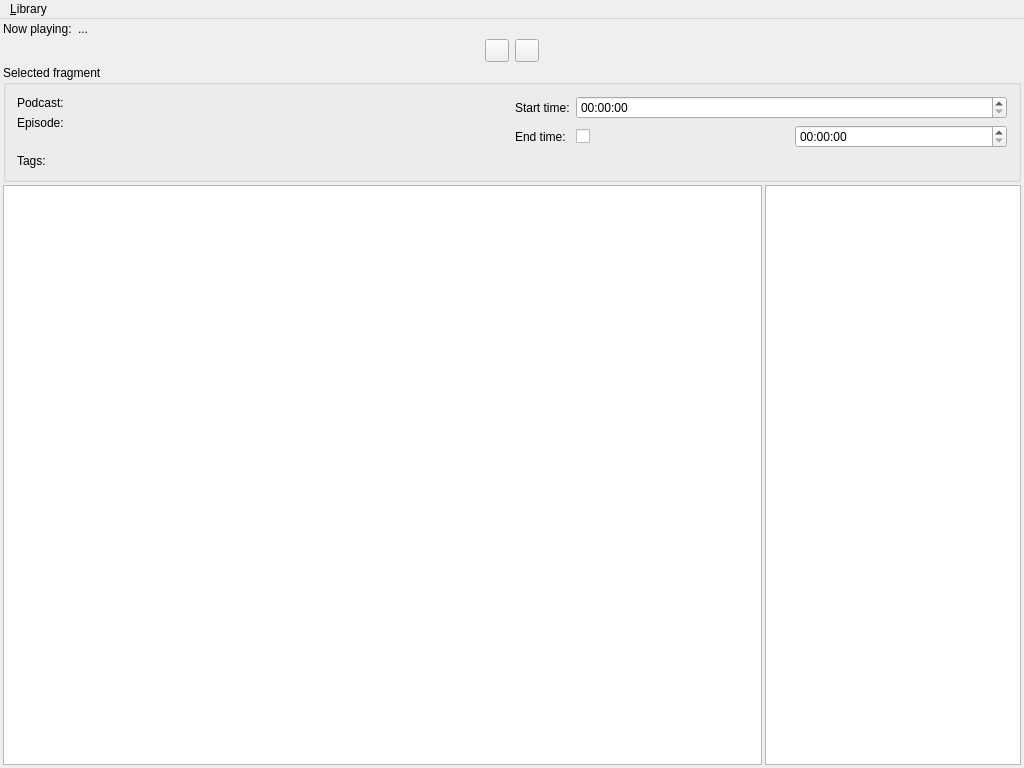
First picture: the form in prototype1/slicepod-proto1/gui/mainwindow.ui, repository kliput/slicepod, before the edit.
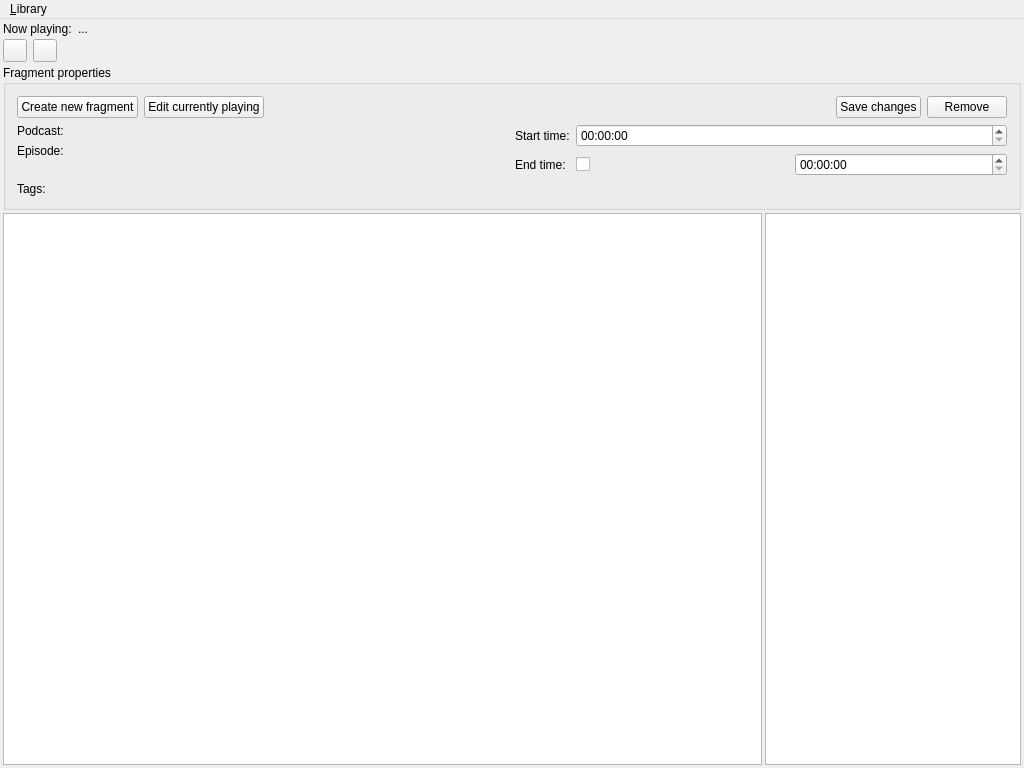
Second picture: the form after the edit. Icons and pictures are not drawn. Custom widgets are drawn as their Qt base class.

Commit message: Improvements for episosode's titles resolving (specific for Irish and Celtic Music Podcast); improvements in Library view

The edit to the form file:
```diff
--- a/prototype1/slicepod-proto1/gui/mainwindow.ui
+++ b/prototype1/slicepod-proto1/gui/mainwindow.ui
@@ -71,9 +71,6 @@
             <normaloff/>
            </iconset>
           </property>
-          <property name="autoRaise">
-           <bool>false</bool>
-          </property>
          </widget>
         </item>
         <item>
@@ -86,6 +83,9 @@
           </property>
          </widget>
         </item>
+        <item>
+         <widget class="PositionWidget" name="positionWidget" native="true"/>
+        </item>
        </layout>
       </item>
      </layout>
@@ -93,49 +93,10 @@
     <item>
      <widget class="QGroupBox" name="selectedFragmentBox">
       <property name="title">
-       <string>Selected fragment</string>
+       <string>Fragment properties</string>
       </property>
       <layout class="QGridLayout" name="gridLayout">
-       <item row="1" column="0">
-        <layout class="QFormLayout" name="formLayout">
-         <item row="0" column="0">
-          <widget class="QLabel" name="selectedPodcastStaticLabel">
-           <property name="text">
-            <string>Podcast:</string>
-           </property>
-          </widget>
-         </item>
-         <item row="0" column="1">
-          <widget class="QLabel" name="selectedPodcastLabel">
-           <property name="text">
-            <string>&lt;not selected&gt;</string>
-           </property>
-          </widget>
-         </item>
-         <item row="1" column="0">
-          <widget class="QLabel" name="selectedEpisodeStaticLabel">
-           <property name="text">
-            <string>Episode:</string>
-           </property>
-          </widget>
-         </item>
-         <item row="1" column="1">
-          <widget class="QLabel" name="selectedEpisodeLabel">
-           <property name="text">
-            <string>&lt;not selected&gt;</string>
-           </property>
-          </widget>
-         </item>
-        </layout>
-       </item>
-       <item row="2" column="0">
-        <widget class="QLabel" name="selectedTagsStaticLabel">
-         <property name="text">
-          <string>Tags:</string>
-         </property>
-        </widget>
-       </item>
-       <item row="1" column="1">
+       <item row="2" column="1">
         <layout class="QFormLayout" name="timesLayout">
          <item row="0" column="0">
           <widget class="QLabel" name="startTimeLabel">
@@ -178,6 +139,128 @@
          </item>
         </layout>
        </item>
+       <item row="2" column="0">
+        <layout class="QFormLayout" name="selectedLeftformLayout">
+         <property name="fieldGrowthPolicy">
+          <enum>QFormLayout::AllNonFixedFieldsGrow</enum>
+         </property>
+         <item row="0" column="0">
+          <widget class="QLabel" name="selectedPodcastStaticLabel">
+           <property name="text">
+            <string>Podcast:</string>
+           </property>
+          </widget>
+         </item>
+         <item row="0" column="1">
+          <widget class="QLabel" name="selectedPodcastLabel">
+           <property name="text">
+            <string>&lt;not selected&gt;</string>
+           </property>
+          </widget>
+         </item>
+         <item row="1" column="0">
+          <widget class="QLabel" name="selectedEpisodeStaticLabel">
+           <property name="text">
+            <string>Episode:</string>
+           </property>
+          </widget>
+         </item>
+         <item row="1" column="1">
+          <widget class="QLabel" name="selectedEpisodeLabel">
+           <property name="text">
+            <string>&lt;not selected&gt;</string>
+           </property>
+          </widget>
+         </item>
+        </layout>
+       </item>
+       <item row="0" column="0" colspan="2">
+        <layout class="QHBoxLayout" name="horizontalLayout_3">
+         <item>
+          <widget class="QPushButton" name="createFragmentButton">
+           <property name="sizePolicy">
+            <sizepolicy hsizetype="Fixed" vsizetype="Fixed">
+             <horstretch>0</horstretch>
+             <verstretch>0</verstretch>
+            </sizepolicy>
+           </property>
+           <property name="toolTip">
+            <string>Create new fragment in </string>
+           </property>
+           <property name="text">
+            <string>Create new fragment</string>
+           </property>
+           <property name="icon">
+            <iconset theme="list-add">
+             <normaloff/>
+            </iconset>
+           </property>
+          </widget>
+         </item>
+         <item>
+          <widget class="QPushButton" name="editCurrentlyPlayingButton">
+           <property name="sizePolicy">
+            <sizepolicy hsizetype="Fixed" vsizetype="Fixed">
+             <horstretch>0</horstretch>
+             <verstretch>0</verstretch>
+            </sizepolicy>
+           </property>
+           <property name="text">
+            <string>Edit currently playing</string>
+           </property>
+           <property name="icon">
+            <iconset theme="document-edit">
+             <normaloff/>
+            </iconset>
+           </property>
+          </widget>
+         </item>
+         <item>
+          <spacer name="horizontalSpacer">
+           <property name="orientation">
+            <enum>Qt::Horizontal</enum>
+           </property>
+           <property name="sizeHint" stdset="0">
+            <size>
+             <width>40</width>
+             <height>20</height>
+            </size>
+           </property>
+          </spacer>
+         </item>
+         <item>
+          <widget class="QPushButton" name="pushButton_3">
+           <property name="text">
+            <string>Save changes</string>
+           </property>
+           <property name="icon">
+            <iconset theme="document-save">
+             <normaloff/>
+            </iconset>
+           </property>
+          </widget>
+         </item>
+         <item>
+          <widget class="QPushButton" name="pushButton_4">
+           <property name="text">
+            <string>Remove</string>
+           </property>
+           <property name="icon">
+            <iconset theme="edit-delete">
+             <normaloff/>
+            </iconset>
+           </property>
+          </widget>
+         </item>
+        </layout>
+       </item>
+       <item row="3" column="0">
+        <widget class="QLabel" name="selectedTagsStaticLabel">
+         <property name="text">
+          <string>Tags:</string>
+         </property>
+        </widget>
+       </item>
       </layout>
      </widget>
     </item>
@@ -255,6 +338,14 @@
   </action>
  </widget>
  <layoutdefault spacing="6" margin="11"/>
+ <customwidgets>
+  <customwidget>
+   <class>PositionWidget</class>
+   <extends>QWidget</extends>
+   <header>gui/positionwidget.hpp</header>
+   <container>1</container>
+  </customwidget>
+ </customwidgets>
  <resources/>
  <connections/>
 </ui>
```
Left out of the diff: 4 changed lines with no effect on the pictures. The commit also changes 10 other files.
